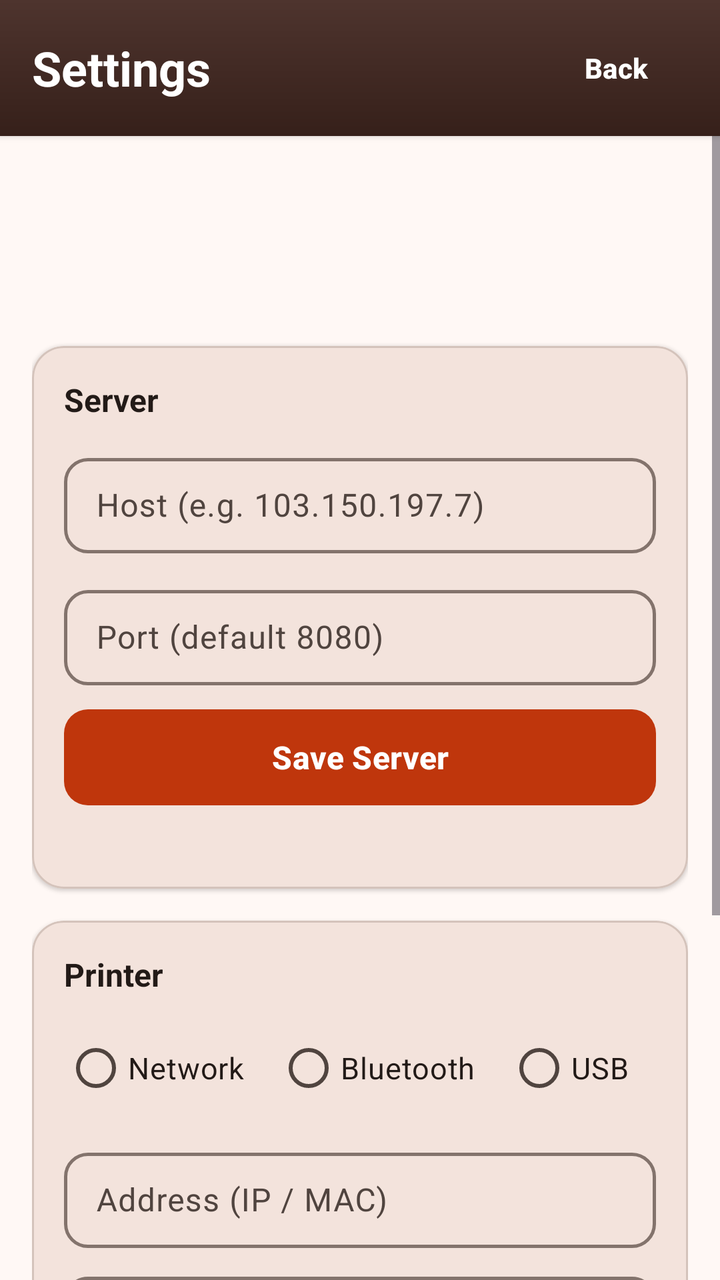
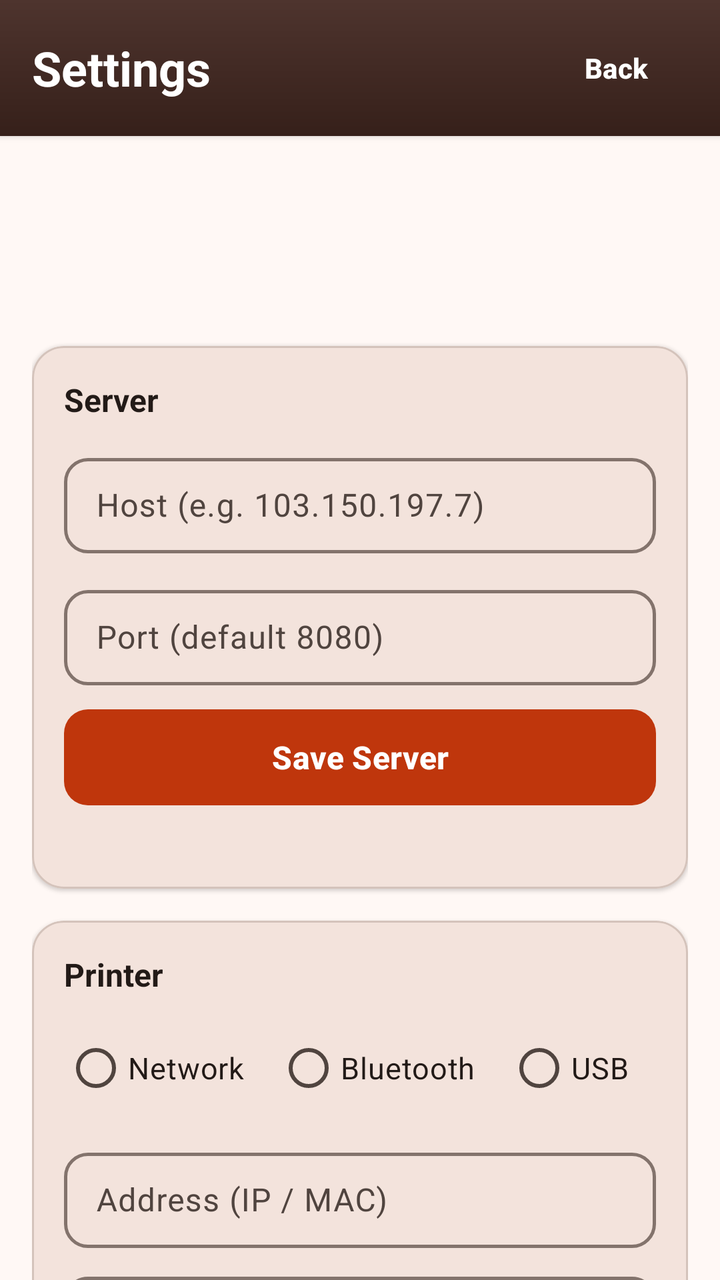

The first picture is an Android layout as it rendered before a commit; the second is the same layout after the commit. The layout source and the unified diff follow.
<!-- AndroidManifest.xml: application theme Theme.KopiHarmoni -->
<!-- res/layout/fragment_settings.xml -->
<?xml version="1.0" encoding="utf-8"?>
<LinearLayout xmlns:android="http://schemas.android.com/apk/res/android"
    xmlns:app="http://schemas.android.com/apk/res-auto"
    android:layout_width="match_parent"
    android:layout_height="match_parent"
    android:background="@color/md_surface"
    android:orientation="vertical">

    <LinearLayout
        android:id="@+id/settingsToolbar"
        android:layout_width="match_parent"
        android:layout_height="wrap_content"
        android:background="@drawable/bg_order_summary_header"
        android:elevation="2dp"
        android:gravity="center_vertical"
        android:orientation="horizontal"
        android:paddingStart="16dp"
        android:paddingEnd="8dp">

        <TextView
            android:layout_width="0dp"
            android:layout_height="wrap_content"
            android:layout_weight="1"
            android:text="@string/menu_settings"
            android:textColor="@color/white"
            android:textSize="@dimen/text_heading"
            android:textStyle="bold" />

        <com.google.android.material.button.MaterialButton
            android:id="@+id/backButton"
            style="@style/Widget.KopiHarmoni.Button.Text"
            android:layout_width="wrap_content"
            android:layout_height="wrap_content"
            android:text="@string/back"
            android:textColor="@color/white" />
    </LinearLayout>

    <ScrollView
        android:layout_width="match_parent"
        android:layout_height="match_parent"
        android:fillViewport="true">

        <LinearLayout
            android:layout_width="match_parent"
            android:layout_height="wrap_content"
            android:orientation="vertical"
            android:padding="16dp">

            <TextView
                android:id="@+id/usernameText"
                android:layout_width="match_parent"
                android:layout_height="wrap_content"
                android:textColor="@color/text_primary"
                android:textSize="18sp"
                android:textStyle="bold" />

            <TextView
                android:id="@+id/storeText"
                android:layout_width="match_parent"
                android:layout_height="wrap_content"
                android:layout_marginTop="4dp"
                android:textColor="@color/text_secondary"
                android:textSize="15sp" />

            <TextView
                android:id="@+id/brandText"
                android:layout_width="match_parent"
                android:layout_height="wrap_content"
                android:layout_marginTop="4dp"
                android:textColor="@color/text_secondary"
                android:textSize="15sp" />

            <com.google.android.material.card.MaterialCardView
                android:layout_width="match_parent"
                android:layout_height="wrap_content"
                android:layout_marginTop="16dp"
                app:cardBackgroundColor="@color/md_surface_container_high"
                app:cardCornerRadius="@dimen/corner_large"
                app:cardElevation="1dp">

                <LinearLayout
                    android:layout_width="match_parent"
                    android:layout_height="wrap_content"
                    android:orientation="vertical"
                    android:padding="16dp">

                    <TextView
                        android:layout_width="match_parent"
                        android:layout_height="wrap_content"
                        android:text="Server"
                        android:textColor="@color/text_primary"
                        android:textSize="16sp"
                        android:textStyle="bold" />

                    <com.google.android.material.textfield.TextInputLayout
                        style="@style/Widget.KopiHarmoni.InputLayout"
                        android:layout_width="match_parent"
                        android:layout_height="wrap_content"
                        android:layout_marginTop="12dp"
                        android:hint="Host (e.g. 103.150.197.7)">

                        <com.google.android.material.textfield.TextInputEditText
                            android:id="@+id/serverHostInput"
                            android:layout_width="match_parent"
                            android:layout_height="wrap_content"
                            android:inputType="text" />
                    </com.google.android.material.textfield.TextInputLayout>

                    <com.google.android.material.textfield.TextInputLayout
                        style="@style/Widget.KopiHarmoni.InputLayout"
                        android:layout_width="match_parent"
                        android:layout_height="wrap_content"
                        android:layout_marginTop="12dp"
                        android:hint="Port (default 8080)">

                        <com.google.android.material.textfield.TextInputEditText
                            android:id="@+id/serverPortInput"
                            android:layout_width="match_parent"
                            android:layout_height="wrap_content"
                            android:inputType="number" />
                    </com.google.android.material.textfield.TextInputLayout>

                    <com.google.android.material.button.MaterialButton
                        android:id="@+id/serverSaveButton"
                        style="@style/Widget.KopiHarmoni.Button.Primary"
                        android:layout_width="match_parent"
                        android:layout_height="48dp"
                        android:layout_marginTop="12dp"
                        android:text="Save Server"
                        app:backgroundTint="@color/accent" />

                    <TextView
                        android:id="@+id/serverStatusText"
                        android:layout_width="match_parent"
                        android:layout_height="wrap_content"
                        android:layout_marginTop="8dp"
                        android:textColor="@color/text_secondary"
                        android:textSize="13sp" />
                </LinearLayout>
            </com.google.android.material.card.MaterialCardView>

            <com.google.android.material.card.MaterialCardView
                android:layout_width="match_parent"
                android:layout_height="wrap_content"
                android:layout_marginTop="16dp"
                app:cardBackgroundColor="@color/md_surface_container_high"
                app:cardCornerRadius="@dimen/corner_large"
                app:cardElevation="1dp">

                <LinearLayout
                    android:layout_width="match_parent"
                    android:layout_height="wrap_content"
                    android:orientation="vertical"
                    android:padding="16dp">

                    <TextView
                        android:layout_width="match_parent"
                        android:layout_height="wrap_content"
                        android:text="Printer"
                        android:textColor="@color/text_primary"
                        android:textSize="16sp"
                        android:textStyle="bold" />

                    <RadioGroup
                        android:id="@+id/printerTypeGroup"
                        android:layout_width="match_parent"
                        android:layout_height="wrap_content"
                        android:layout_marginTop="12dp"
                        android:orientation="horizontal">

                        <RadioButton
                            android:id="@+id/networkRadio"
                            android:layout_width="wrap_content"
                            android:layout_height="wrap_content"
                            android:layout_marginEnd="16dp"
                            android:text="Network"
                            android:textColor="@color/text_primary"
                            android:textSize="15sp" />

                        <RadioButton
                            android:id="@+id/bluetoothRadio"
                            android:layout_width="wrap_content"
                            android:layout_height="wrap_content"
                            android:layout_marginEnd="16dp"
                            android:text="Bluetooth"
                            android:textColor="@color/text_primary"
                            android:textSize="15sp" />

                        <RadioButton
                            android:id="@+id/usbRadio"
                            android:layout_width="wrap_content"
                            android:layout_height="wrap_content"
                            android:text="USB"
                            android:textColor="@color/text_primary"
                            android:textSize="15sp" />
                    </RadioGroup>

                    <com.google.android.material.textfield.TextInputLayout
                        style="@style/Widget.KopiHarmoni.InputLayout"
                        android:layout_width="match_parent"
                        android:layout_height="wrap_content"
                        android:layout_marginTop="12dp"
                        android:hint="Address (IP / MAC)">

                        <com.google.android.material.textfield.TextInputEditText
                            android:id="@+id/printerAddressInput"
                            android:layout_width="match_parent"
                            android:layout_height="wrap_content"
                            android:inputType="text" />
                    </com.google.android.material.textfield.TextInputLayout>

                    <com.google.android.material.textfield.TextInputLayout
                        style="@style/Widget.KopiHarmoni.InputLayout"
                        android:layout_width="match_parent"
                        android:layout_height="wrap_content"
                        android:layout_marginTop="8dp"
                        android:hint="Port (network, default 9100)">

                        <com.google.android.material.textfield.TextInputEditText
                            android:id="@+id/printerPortInput"
                            android:layout_width="match_parent"
                            android:layout_height="wrap_content"
                            android:inputType="number" />
                    </com.google.android.material.textfield.TextInputLayout>

                    <LinearLayout
                        android:layout_width="match_parent"
                        android:layout_height="wrap_content"
                        android:orientation="horizontal">

                        <com.google.android.material.button.MaterialButton
                            android:id="@+id/bluetoothDevicesButton"
                            style="@style/Widget.KopiHarmoni.Button.Outlined"
                            android:layout_width="0dp"
                            android:layout_height="44dp"
                            android:layout_marginEnd="8dp"
                            android:layout_weight="1"
                            android:text="Bluetooth Devices"
                            android:textAllCaps="false"
                            android:textSize="13sp"
                            app:strokeColor="@color/blue_action" />

                        <com.google.android.material.button.MaterialButton
                            android:id="@+id/usbPrinterButton"
                            style="@style/Widget.KopiHarmoni.Button.Outlined"
                            android:layout_width="0dp"
                            android:layout_height="44dp"
                            android:layout_weight="1"
                            android:text="USB Printer"
                            android:textAllCaps="false"
                            android:textSize="13sp"
                            app:strokeColor="@color/blue_action" />
                    </LinearLayout>

                    <LinearLayout
                        android:layout_width="match_parent"
                        android:layout_height="wrap_content"
                        android:layout_marginTop="8dp"
                        android:orientation="horizontal">

                        <com.google.android.material.button.MaterialButton
                            android:id="@+id/printerSaveButton"
                            style="@style/Widget.KopiHarmoni.Button.Primary"
                            android:layout_width="0dp"
                            android:layout_height="44dp"
                            android:layout_marginEnd="8dp"
                            android:layout_weight="1"
                            android:text="Save Printer"
                            android:textAllCaps="false"
                            android:textSize="13sp"
                            app:backgroundTint="@color/accent" />

                        <com.google.android.material.button.MaterialButton
                            android:id="@+id/testPrintButton"
                            style="@style/Widget.KopiHarmoni.Button.Outlined"
                            android:layout_width="0dp"
                            android:layout_height="44dp"
                            android:layout_weight="1"
                            android:text="Test Print"
                            android:textAllCaps="false"
                            android:textSize="13sp"
                            app:strokeColor="@color/primary" />
                    </LinearLayout>

                    <TextView
                        android:id="@+id/printerStatusText"
                        android:layout_width="match_parent"
                        android:layout_height="wrap_content"
                        android:layout_marginTop="8dp"
                        android:textColor="@color/text_secondary"
                        android:textSize="13sp" />
                </LinearLayout>
            </com.google.android.material.card.MaterialCardView>

            <com.google.android.material.button.MaterialButton
                android:id="@+id/logoutButton"
                style="@style/Widget.KopiHarmoni.Button.Primary"
                android:layout_width="match_parent"
                android:layout_height="52dp"
                android:layout_marginTop="16dp"
                android:text="@string/logout"
                android:textSize="16sp"
                app:backgroundTint="@color/status_void" />
        </LinearLayout>
    </ScrollView>
</LinearLayout>
<!-- resources referenced by this layout -->
<resources>
  <color name="accent">#BF360C</color>
  <color name="blue_action">#00639B</color>
  <color name="md_surface">#FFF8F5</color>
  <color name="md_surface_container_high">#F3E3DC</color>
  <color name="primary">#4E342E</color>
  <color name="status_void">#BA1A1A</color>
  <color name="text_primary">#221A17</color>
  <color name="text_secondary">#6E5D56</color>
  <color name="white">#FFFFFF</color>
  <dimen name="corner_large">16dp</dimen>
  <dimen name="text_heading">24sp</dimen>
  <string name="back">Back</string>
  <string name="logout">Logout</string>
  <string name="menu_settings">Settings</string>
  <color name="primary_dark">#36201A</color>
  <dimen name="height_button">56dp</dimen>
  <dimen name="text_button">16sp</dimen>
  <dimen name="corner_medium">12dp</dimen>
  <dimen name="text_caption">14sp</dimen>
  <style name="TextAppearance.KopiHarmoni.LabelLarge" parent="TextAppearance.Material3.LabelLarge">
          <item name="android:fontFamily">sans-serif-medium</item>
      </style>
  <color name="md_primary">#4E342E</color>
  <color name="md_on_primary">#FFFFFF</color>
  <color name="md_primary_container">#D7CCC8</color>
  <color name="md_on_primary_container">#36201A</color>
  <color name="md_secondary">#795548</color>
  <color name="md_on_secondary">#FFFFFF</color>
  <color name="md_secondary_container">#E3D7D2</color>
  <color name="md_on_secondary_container">#3B2B25</color>
  <color name="md_tertiary">#BF360C</color>
  <color name="md_on_tertiary">#FFFFFF</color>
  <color name="md_tertiary_container">#FFDBC8</color>
  <color name="md_on_tertiary_container">#3B0D00</color>
  <color name="md_error">#BA1A1A</color>
  <color name="md_on_error">#FFFFFF</color>
  <color name="md_error_container">#FFDAD6</color>
  <color name="md_on_error_container">#410002</color>
  <color name="md_on_surface">#221A17</color>
  <color name="md_surface_variant">#F0E1DA</color>
  <color name="md_on_surface_variant">#50443F</color>
  <color name="md_surface_dim">#E8D9D3</color>
  <color name="md_surface_bright">#FFF8F5</color>
  <color name="md_surface_container_lowest">#FFFFFF</color>
  <color name="md_surface_container_low">#FFF1EB</color>
  <color name="md_surface_container">#F9E9E2</color>
  <color name="md_surface_container_highest">#EDDED7</color>
  <color name="md_outline">#83736C</color>
  <color name="md_outline_variant">#D4C3BB</color>
  <color name="md_inverse_surface">#382E2A</color>
  <color name="md_inverse_on_surface">#FFEDE5</color>
  <color name="md_inverse_primary">#FFB59A</color>
  <color name="md_background">#FFF8F5</color>
  <color name="md_on_background">#221A17</color>
  <style name="ShapeAppearance.KopiHarmoni.CornerExtraLarge" parent="ShapeAppearance.Material3.Corner.ExtraLarge" />
  <style name="ShapeAppearance.KopiHarmoni.CornerLarge" parent="ShapeAppearance.Material3.Corner.Large" />
  <style name="ShapeAppearance.KopiHarmoni.CornerMedium" parent="ShapeAppearance.Material3.Corner.Medium" />
  <style name="ShapeAppearance.KopiHarmoni.CornerSmall" parent="ShapeAppearance.Material3.Corner.Small" />
  <style name="ShapeAppearance.KopiHarmoni.CornerExtraSmall" parent="ShapeAppearance.Material3.Corner.ExtraSmall" />
  <style name="TextAppearance.KopiHarmoni.BodyLarge" parent="TextAppearance.Material3.BodyLarge">
          <item name="android:fontFamily">sans-serif</item>
      </style>
  <style name="TextAppearance.KopiHarmoni.BodyMedium" parent="TextAppearance.Material3.BodyMedium">
          <item name="android:fontFamily">sans-serif</item>
      </style>
  <style name="TextAppearance.KopiHarmoni.BodySmall" parent="TextAppearance.Material3.BodySmall">
          <item name="android:fontFamily">sans-serif</item>
      </style>
  <style name="TextAppearance.KopiHarmoni.LabelSmall" parent="TextAppearance.Material3.LabelSmall">
          <item name="android:fontFamily">sans-serif</item>
      </style>
  <!-- unchanged entries left out for length: 12 -->
</resources>

<!-- the commit's change to res/layout/fragment_settings.xml (unified diff, before → after) -->
@@ -1,44 +1,44 @@
 <?xml version="1.0" encoding="utf-8"?>
-<LinearLayout xmlns:android="http://schemas.android.com/apk/res/android"
+<androidx.core.widget.NestedScrollView xmlns:android="http://schemas.android.com/apk/res/android"
     xmlns:app="http://schemas.android.com/apk/res-auto"
     android:layout_width="match_parent"
     android:layout_height="match_parent"
     android:background="@color/md_surface"
-    android:orientation="vertical">
+    android:fillViewport="true">
 
     <LinearLayout
-        android:id="@+id/settingsToolbar"
         android:layout_width="match_parent"
         android:layout_height="wrap_content"
-        android:background="@drawable/bg_order_summary_header"
-        android:elevation="2dp"
-        android:gravity="center_vertical"
-        android:orientation="horizontal"
-        android:paddingStart="16dp"
-        android:paddingEnd="8dp">
-
-        <TextView
-            android:layout_width="0dp"
+        android:orientation="vertical">
+
+        <LinearLayout
+            android:id="@+id/settingsToolbar"
+            android:layout_width="match_parent"
             android:layout_height="wrap_content"
-            android:layout_weight="1"
-            android:text="@string/menu_settings"
-            android:textColor="@color/white"
-            android:textSize="@dimen/text_heading"
-            android:textStyle="bold" />
-
-        <com.google.android.material.button.MaterialButton
-            android:id="@+id/backButton"
-            style="@style/Widget.KopiHarmoni.Button.Text"
-            android:layout_width="wrap_content"
-            android:layout_height="wrap_content"
-            android:text="@string/back"
-            android:textColor="@color/white" />
-    </LinearLayout>
-
-    <ScrollView
-        android:layout_width="match_parent"
-        android:layout_height="match_parent"
-        android:fillViewport="true">
+            android:background="@drawable/bg_order_summary_header"
+            android:elevation="2dp"
+            android:gravity="center_vertical"
+            android:orientation="horizontal"
+            android:paddingStart="16dp"
+            android:paddingEnd="8dp">
+
+            <TextView
+                android:layout_width="0dp"
+                android:layout_height="wrap_content"
+                android:layout_weight="1"
+                android:text="@string/menu_settings"
+                android:textColor="@color/white"
+                android:textSize="@dimen/text_heading"
+                android:textStyle="bold" />
+
+            <com.google.android.material.button.MaterialButton
+                android:id="@+id/backButton"
+                style="@style/Widget.KopiHarmoni.Button.Text"
+                android:layout_width="wrap_content"
+                android:layout_height="wrap_content"
+                android:text="@string/back"
+                android:textColor="@color/white" />
+        </LinearLayout>
 
         <LinearLayout
             android:layout_width="match_parent"
@@ -302,5 +302,5 @@
                 android:textSize="16sp"
                 app:backgroundTint="@color/status_void" />
         </LinearLayout>
-    </ScrollView>
-</LinearLayout>
+    </LinearLayout>
+</androidx.core.widget.NestedScrollView>
